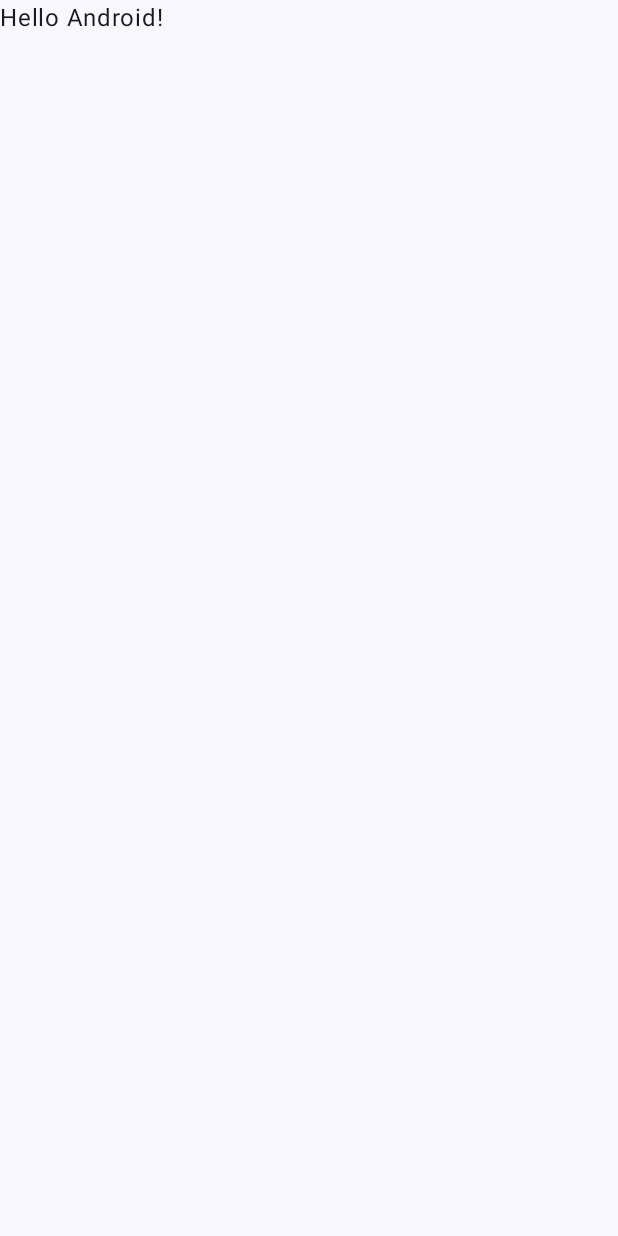
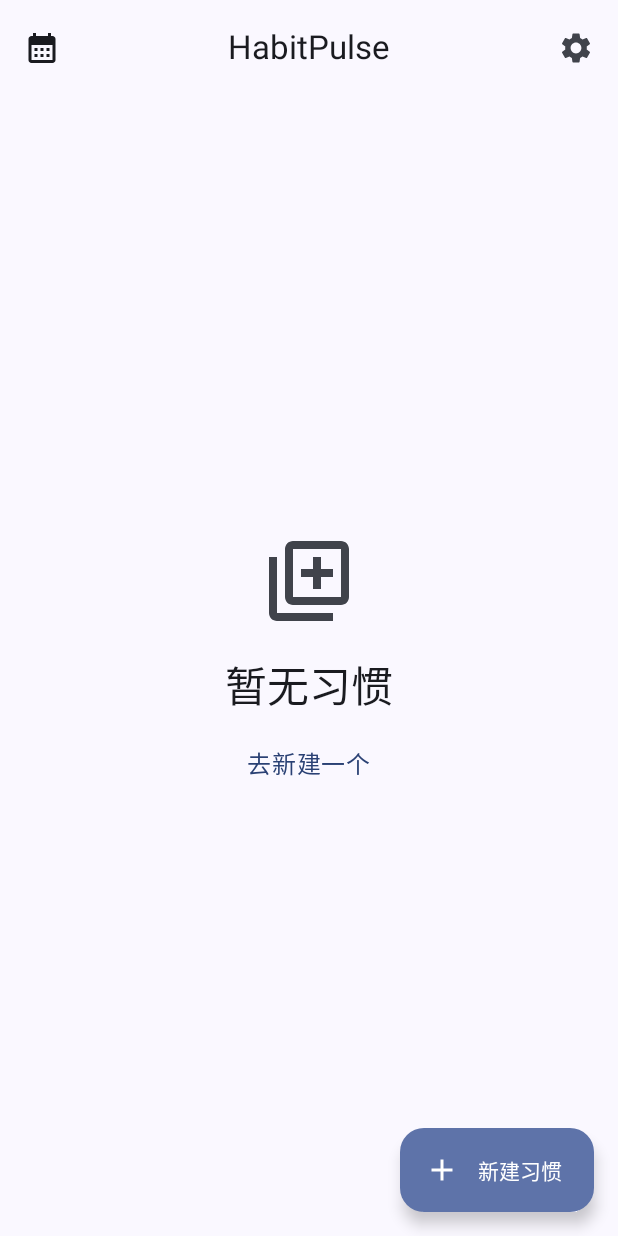
Before and after one commit to darrindeyoung791/HabitPulse, an Android app built with Jetpack Compose: the screen it shows after launch (MainActivity), on a phone screen of 412 x 824 dp. Before the commit the screen is almost empty. Run offline under Robolectric (Android 15) with nearby library versions, the phone set to English and light mode, and no system bars.

Commit message:
feat: 添加设置和新建习惯界面

```diff
--- a/app/build.gradle.kts
+++ b/app/build.gradle.kts
@@ -41,6 +41,10 @@ android {
 
 dependencies {
 
+    implementation("androidx.compose.material:material-icons-core:1.7.0")
+    implementation("androidx.compose.material:material-icons-extended:1.7.0")
+    implementation("androidx.compose.material3:material3:1.3.0")
+    implementation("androidx.core:core-splashscreen:1.0.0")
     implementation(libs.androidx.core.ktx)
     implementation(libs.androidx.lifecycle.runtime.ktx)
     implementation(libs.androidx.activity.compose)
--- a/app/src/main/AndroidManifest.xml
+++ b/app/src/main/AndroidManifest.xml
@@ -24,6 +24,11 @@
                 <category android:name="android.intent.category.LAUNCHER" />
             </intent-filter>
         </activity>
+        <activity
+            android:name=".SettingsActivity"
+            android:exported="false"
+            android:label="设置"
+            android:theme="@style/Theme.HabitPulse" />
     </application>
 
 </manifest>
--- a/app/src/main/java/com/ddy/habitpulse/MainActivity.kt
+++ b/app/src/main/java/com/ddy/habitpulse/MainActivity.kt
@@ -1,18 +1,23 @@
 package com.ddy.habitpulse
 
+import android.content.Intent
 import android.os.Bundle
 import androidx.activity.ComponentActivity
 import androidx.activity.compose.setContent
 import androidx.activity.enableEdgeToEdge
-import androidx.compose.foundation.layout.fillMaxSize
-import androidx.compose.foundation.layout.padding
-import androidx.compose.material3.*
+import androidx.compose.foundation.background
+import androidx.compose.foundation.layout.*
+import androidx.compose.foundation.shape.RoundedCornerShape
 import androidx.compose.material.icons.Icons
 import androidx.compose.material.icons.filled.*
 import androidx.compose.material.icons.outlined.*
-import androidx.compose.runtime.Composable
+import androidx.compose.material3.*
+import androidx.compose.runtime.*
+import androidx.compose.ui.Alignment
 import androidx.compose.ui.Modifier
+import androidx.compose.ui.text.style.TextAlign
 import androidx.compose.ui.tooling.preview.Preview
+import androidx.compose.ui.unit.dp
 import com.ddy.habitpulse.ui.theme.HabitPulseTheme
 
 class MainActivity : ComponentActivity() {
@@ -21,29 +26,143 @@ class MainActivity : ComponentActivity() {
         enableEdgeToEdge()
         setContent {
             HabitPulseTheme {
-                Scaffold(modifier = Modifier.fillMaxSize()) { innerPadding ->
-                    Greeting(
-                        name = "Android",
-                        modifier = Modifier.padding(innerPadding)
-                    )
-                }
+                MainScreen()
             }
         }
     }
 }
 
+@OptIn(ExperimentalMaterial3Api::class)
 @Composable
-fun Greeting(name: String, modifier: Modifier = Modifier) {
-    Text(
-        text = "Hello $name!",
-        modifier = modifier
+fun MainScreen(modifier: Modifier = Modifier) {
+    var showHabitSheet by remember { mutableStateOf(false) }
+    var isEditing by remember { mutableStateOf(false) }
+    val context = androidx.compose.ui.platform.LocalContext.current
+
+    // Modal bottom sheet state
+    val bottomSheetState = rememberModalBottomSheetState()
+
+    Scaffold(
+        modifier = modifier.fillMaxSize(),
+        topBar = {
+            CenterAlignedTopAppBar(
+                title = { Text("HabitPulse") },
+                navigationIcon = {
+                    IconButton(onClick = { /* Handle navigation icon */ }) {
+                        Icon(
+                            imageVector = Icons.Filled.CalendarMonth,
+                            contentDescription = "Calendar"
+                        )
+                    }
+                },
+                actions = {
+                    IconButton(onClick = {
+                        val intent = Intent(context, SettingsActivity::class.java)
+                        context.startActivity(intent)
+                    }) {
+                        Icon(
+                            imageVector = Icons.Filled.Settings,
+                            contentDescription = "Settings"
+                        )
+                    }
+                }
+            )
+        },
+        floatingActionButton = {
+            ExtendedFloatingActionButton(
+                text = { Text("新建习惯") },
+                icon = { Icon(Icons.Filled.Add, contentDescription = "Add") },
+                onClick = {
+                    isEditing = false
+                    showHabitSheet = true
+                }
+            )
+        },
+        content = { innerPadding ->
+            Box(
+                modifier = Modifier
+                    .fillMaxSize()
+                    .padding(innerPadding),
+                contentAlignment = Alignment.Center
+            ) {
+                // Empty state when no habits exist
+                Column(
+                    horizontalAlignment = Alignment.CenterHorizontally,
+                    verticalArrangement = Arrangement.Center,
+                    modifier = Modifier
+                        .fillMaxWidth()
+                        .padding(horizontal = 24.dp)
+                ) {
+                    Icon(
+                        imageVector = Icons.Outlined.LibraryAdd,
+                        contentDescription = "No habits",
+                        tint = MaterialTheme.colorScheme.onSurfaceVariant,
+                        modifier = Modifier.size(64.dp)
+                    )
+                    Spacer(modifier = Modifier.height(16.dp))
+                    Text(
+                        text = "暂无习惯",
+                        style = MaterialTheme.typography.headlineMedium,
+                        textAlign = TextAlign.Center
+                    )
+                    Spacer(modifier = Modifier.height(8.dp))
+                    TextButton(
+                        onClick = {
+                            isEditing = false
+                            showHabitSheet = true
+                        }
+                    ) {
+                        Text(
+                            text = "去新建一个",
+                            style = MaterialTheme.typography.bodyLarge
+                        )
+                    }
+                }
+            }
+        }
     )
+
+    // Modal bottom sheet for adding/editing habits
+    if (showHabitSheet) {
+        ModalBottomSheet(
+            onDismissRequest = { showHabitSheet = false },
+            sheetState = bottomSheetState,
+            dragHandle = {
+                // 自定义指示条，减小高度以避免遮挡摄像头
+                Box(
+                    modifier = Modifier
+                        .padding(top = 64.dp)
+                        .width(32.dp)
+                        .height(4.dp) // 减小高度
+                        .background(
+                            color = MaterialTheme.colorScheme.onSurfaceVariant,
+                            shape = androidx.compose.foundation.shape.RoundedCornerShape(2.dp)
+                        )
+                )
+            }
+        ) {
+            Column(
+                modifier = Modifier
+                    .fillMaxWidth()
+                    .padding(horizontal = 16.dp, vertical = 8.dp)
+            ) {
+                Text(
+                    text = if (isEditing) "编辑习惯" else "新建习惯",
+                    style = MaterialTheme.typography.headlineSmall,
+                    modifier = Modifier
+                        .fillMaxWidth()
+                        .padding(bottom = 16.dp)
+                )
+                // Content will be implemented later
+            }
+        }
+    }
 }
 
 @Preview(showBackground = true)
 @Composable
-fun GreetingPreview() {
+fun MainScreenPreview() {
     HabitPulseTheme {
-        Greeting("Android")
+        MainScreen()
     }
 }
```
Also changed, not shown: app/src/main/java/com/ddy/habitpulse/SettingsActivity.kt (added, +112 -0 lines).
